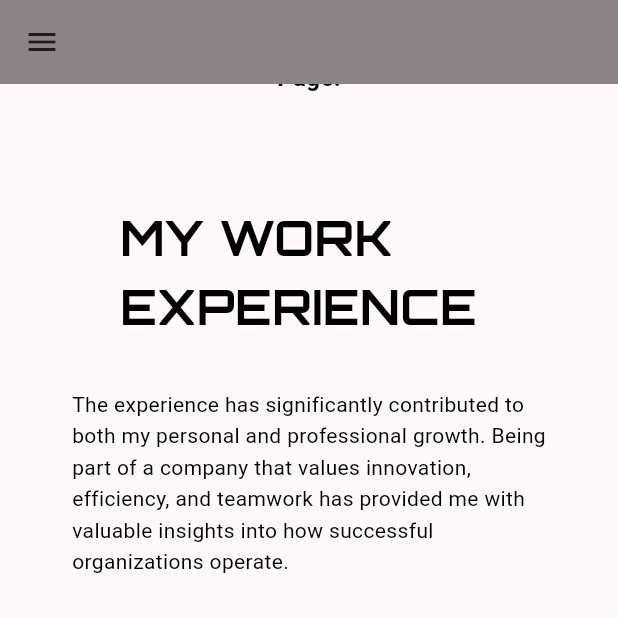
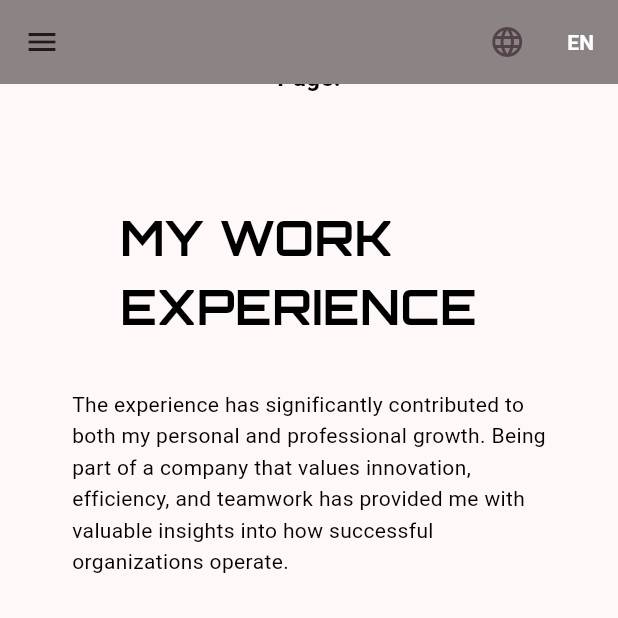
Before and after one commit to ramiwzayed/portfolio, a Flutter app: the screen it shows after launch, scrolled down 576 dp, on a phone screen of 412 x 824 dp, the top half of it. Run offline on Flutter 3.47's test engine with Material 3 defaults, Android fonts, the phone set to English and light mode, and no system bars; our stand-ins replace font_awesome_flutter.

Commit message:
Refactor DrawerMenu and enable multilingual support
Converted DrawerMenu to a StatefulWidget for better state management and added dynamic language support across the app. Introduced Arabic translations for menu and UI elements with a toggle for language switching. Removed redundant comments and simplified code for readability.

```diff
--- a/lib/main.dart
+++ b/lib/main.dart
@@ -4,21 +4,17 @@ import 'package:portfolio/sections/education/education.dart';
 import 'package:portfolio/sections/experience/experience.dart';
 import 'package:portfolio/sections/home/home.dart';
 import 'package:portfolio/sections/work/work.dart';
-
 void main() {
   runApp(const MyApp());
 }
-
 class MyApp extends StatefulWidget {
   const MyApp({super.key});
 
   @override
   State<MyApp> createState() => _MyAppState();
 }
-
 class _MyAppState extends State<MyApp> {
   bool _isDarkMode = false;
-
   @override
   Widget build(BuildContext context) {
     return MaterialApp(
@@ -50,7 +46,6 @@ class _MyAppState extends State<MyApp> {
     );
   }
 }
-
 class MyHomePage extends StatefulWidget {
   const MyHomePage({
     super.key,
@@ -66,7 +61,6 @@ class MyHomePage extends StatefulWidget {
   @override
   State<MyHomePage> createState() => _MyHomePageState();
 }
-
 class _MyHomePageState extends State<MyHomePage> {
   final Map<String, GlobalKey> _sectionKeys = {
     'Work': GlobalKey(),
@@ -74,7 +68,7 @@ class _MyHomePageState extends State<MyHomePage> {
     'Experience': GlobalKey(),
     'Contact': GlobalKey(),
   };
-
+  bool _isEnglish = true;
   void _scrollToSection(String section) {
     final context = _sectionKeys[section]?.currentContext;
     if (context != null) {
@@ -85,31 +79,51 @@ class _MyHomePageState extends State<MyHomePage> {
       );
     }
   }
-
   @override
   Widget build(BuildContext context) {
     final horizontalPadding = !isMobile() ? 150.0 : 16.0;
     return Scaffold(
       appBar: AppBar(
         backgroundColor: widget.isDarkMode ? Colors.white : Colors.black45,
-        // Change color based on dark mode
         titleTextStyle: TextStyle(
           color: !widget.isDarkMode
               ? Colors.black
-              : Colors.white, // Adjust text color for contrast
+              : Colors.white,
         ),
         toolbarTextStyle: TextStyle(
           color: widget.isDarkMode
               ? Colors.black
-              : Colors.white, // Adjust toolbar text color
+              : Colors.white,
         ),
-        actions: !isMobile() ? _buildNavBarActions() : null,
+        actions: [
+          if (!isMobile()) ..._buildNavBarActions(),
+          IconButton(
+            icon: Icon(Icons.language),
+            onPressed: () {
+              setState(() {
+                _isEnglish = !_isEnglish;
+              });
+            },
+          ),
+          Padding(
+            padding: const EdgeInsets.symmetric(horizontal: 16.0),
+            child: Center(
+              child: Text(
+                _isEnglish ? 'EN' : 'AR',
+                style: TextStyle(
+                  color: widget.isDarkMode ? Colors.black : Colors.white,
+                  fontWeight: FontWeight.bold,
+                ),
+              ),
+            ),
+          ),
+        ],
       ),
       drawer: isMobile() ? _buildDrawer() : null,
       body: SingleChildScrollView(
         child: Padding(
           padding:
-              EdgeInsets.fromLTRB(horizontalPadding, 0, horizontalPadding, 0),
+          EdgeInsets.fromLTRB(horizontalPadding, 0, horizontalPadding, 0),
           child: Column(
             children: _buildSections(),
           ),
@@ -117,7 +131,6 @@ class _MyHomePageState extends State<MyHomePage> {
       ),
     );
   }
-
   Widget _buildDrawer() {
     return Drawer(
       child: ListView(
@@ -126,7 +139,7 @@ class _MyHomePageState extends State<MyHomePage> {
           DrawerHeader(
             decoration: BoxDecoration(color: Colors.blueAccent),
             child: Text(
-              'Menu',
+              _isEnglish ? 'Menu' : 'اقتراحات', // Change text based on language
               style: TextStyle(
                 color: widget.isDarkMode ? Colors.white : Colors.black,
                 fontSize: 24,
@@ -134,8 +147,8 @@ class _MyHomePageState extends State<MyHomePage> {
             ),
           ),
           ..._sectionKeys.keys.map(
-            (section) => ListTile(
-              title: Text(section),
+                (section) => ListTile(
+              title: Text(_isEnglish ? section : _translateSection(section)),
               onTap: () {
                 Navigator.pop(context);
                 _scrollToSection(section);
@@ -145,7 +158,7 @@ class _MyHomePageState extends State<MyHomePage> {
           const Divider(),
           SwitchListTile(
             title: Text(
-              'Dark Mode',
+              _isEnglish ? 'Dark Mode' : 'وضعية الليلة',
               style: TextStyle(
                 color: Theme.of(context).colorScheme.onSurface,
                 fontSize: 16,
@@ -162,18 +175,29 @@ class _MyHomePageState extends State<MyHomePage> {
       ),
     );
   }
-
   List<Widget> _buildNavBarActions() {
     return _sectionKeys.keys
         .map(
           (section) => TextButton(
-            onPressed: () => _scrollToSection(section),
-            child: Text(section, style: const TextStyle(color: Colors.black)),
-          ),
-        )
+        onPressed: () => _scrollToSection(section),
+        child: Text(
+          _isEnglish ? section : _translateSection(section),
+          style: const TextStyle(color: Colors.black),
+        ),
+      ),
+    )
         .toList();
   }
-
+  String _translateSection(String section) {
+    final translations = {
+      'Work': 'عمل',
+      'Education': 'درجة التعليمية',
+      'Experience': 'مهارات',
+      'Contact': 'الاتصال بنا',
+      'Hero': 'البطل',
+    };
+    return translations[section] ?? section; // Use translation or fallback
+  }
   List<Widget> _buildSections() {
     return [
       Container(
--- a/lib/sections/education/education.dart
+++ b/lib/sections/education/education.dart
@@ -7,16 +7,9 @@ class EducationSection extends StatelessWidget {
 
   @override
   Widget build(BuildContext context) {
-    // Get the current theme brightness
-    final isDarkMode = Theme.of(context).brightness == Brightness.dark;
-
-    // Get screen width
+    final _ = Theme.of(context).brightness == Brightness.dark;
     final screenWidth = MediaQuery.of(context).size.width;
-
-    // Define the number of items per row based on screen width
     final int itemsPerRow = screenWidth > 600 ? 2 : 1;
-
-    // Sample data for the education items
     final educationItems = [
       const EducationItem(
         degree: 'Information Technology and Communication',
@@ -39,8 +32,6 @@ class EducationSection extends StatelessWidget {
         iconColor: Colors.blueAccent,
       ),
     ];
-
-    // Build rows dynamically
     List<Widget> buildRows(List<EducationItem> items, int itemsPerRow) {
       List<Widget> rows = [];
       for (int i = 0; i < items.length; i += itemsPerRow) {
@@ -57,11 +48,10 @@ class EducationSection extends StatelessWidget {
             ),
           ),
         );
-        rows.add(const SizedBox(height: 24.0)); // Space between rows
+        rows.add(const SizedBox(height: 24.0));
       }
       return rows;
     }
-
     return Container(
       padding: const EdgeInsets.symmetric(horizontal: 32.0, vertical: 16.0),
       child: Column(
--- a/lib/sections/experience/experience.dart
+++ b/lib/sections/experience/experience.dart
@@ -22,7 +22,6 @@ class ExperienceSection extends StatelessWidget {
         crossAxisAlignment: CrossAxisAlignment.start,
         children: [
           const SectionTitle(title: 'Experience & Skills'),
-
           const SizedBox(height: 16.0),
           Column(
             children: List.generate(3, (row) {
@@ -53,9 +52,7 @@ class ExperienceSection extends StatelessWidget {
   }
 
   Widget _buildExperienceCard(String experience, bool isDarkMode) {
-    return GestureDetector(
-      onTap: () {},
-      child: Container(
+    return Container(
       padding: const EdgeInsets.symmetric(horizontal: 16.0, vertical: 12.0),
       margin: const EdgeInsets.symmetric(horizontal: 16.0, vertical: 12.0),
       decoration: BoxDecoration(
@@ -72,7 +69,6 @@ class ExperienceSection extends StatelessWidget {
           ),
         ),
       ),
-      ),
     );
   }
 }
```
Also changed, not shown: lib/sections/main/main1.dart (+11 -6 lines). Lines whose indentation alone changed are shown as unchanged.
